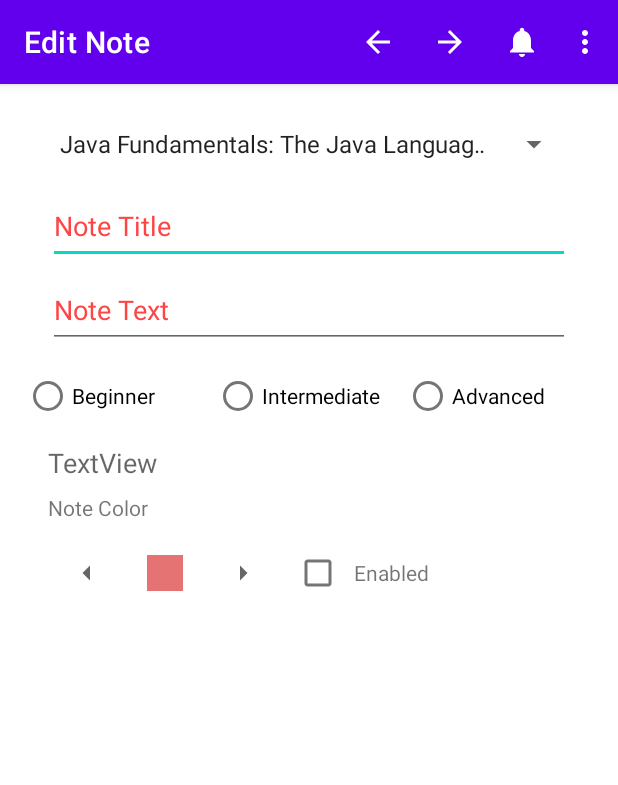
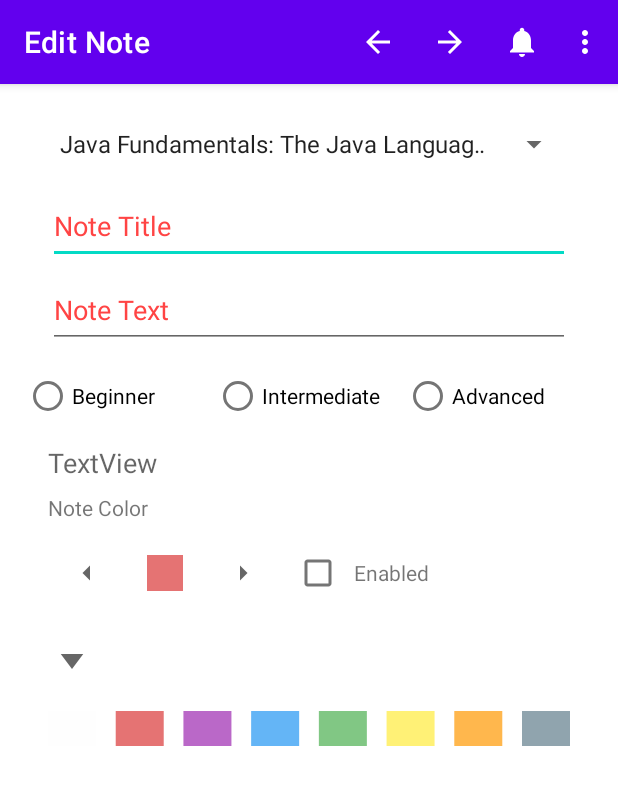
Before and after one commit to MohamedMohy9192/note-keeper, an Android app: the NoteActivity screen opened directly, with no data from a screen before it, on a phone screen of 412 x 824 dp. Shown: the top 785 px of the screen. Run offline under Robolectric (Android 15) with nearby library versions, the phone set to English and light mode, and no system bars; our stand-ins replace Room's generated code.

Commit message:
Create cutsom color slider view

```diff
--- /dev/null
+++ b/app/src/main/java/com/androideradev/www/notekeeper/ColorSlider.kt
@@ -0,0 +1,64 @@
+package com.androideradev.www.notekeeper
+
+import android.content.Context
+import android.graphics.Canvas
+import android.graphics.Color
+import android.graphics.Paint
+import android.util.AttributeSet
+import androidx.appcompat.content.res.AppCompatResources
+import androidx.appcompat.widget.AppCompatSeekBar
+import androidx.core.content.ContextCompat
+
+
+class ColorSlider @JvmOverloads constructor(
+    context: Context, attrs: AttributeSet? = null, defStyleAttr: Int = R.attr.seekBarStyle,
+) : AppCompatSeekBar(context, attrs, defStyleAttr) {
+
+    private var colors: ArrayList<Int> = arrayListOf(Color.RED, Color.YELLOW, Color.BLUE)
+
+    init {
+        val typedArray = context.obtainStyledAttributes(attrs, R.styleable.ColorSlider)
+        try {
+            colors = typedArray.getTextArray(R.styleable.ColorSlider_colors)
+                .map {
+                    Color.parseColor(it.toString())
+                } as ArrayList<Int>
+        } finally {
+            typedArray.recycle()
+        }
+        colors.add(0, android.R.color.transparent)
+        max = colors.size - 1
+        progressBackgroundTintList =
+            ContextCompat.getColorStateList(context, android.R.color.transparent)
+        progressTintList = ContextCompat.getColorStateList(context, android.R.color.transparent)
+        splitTrack = false
+
+        setPadding(paddingLeft, paddingTop, paddingRight, paddingBottom + 50)
+        thumb = AppCompatResources.getDrawable(context, R.drawable.ic_arrow_down_24)
+    }
+
+    override fun onDraw(canvas: Canvas?) {
+        super.onDraw(canvas)
+        canvas?.let {
+            val count = colors.size
+            val saveCount = canvas.save()
+            canvas.translate(paddingLeft.toFloat(), (height / 2).toFloat() + 50f)
+            if (count > 1) {
+                for (i in 0 until count) {
+                    val w = 48f
+                    val h = 48f
+                    val halfW = if (w >= 0) w / 2f else 1f
+                    val halfH = if (h >= 0) h / 2f else 1f
+
+                    val spacing = (width - paddingLeft - paddingRight) / (count - 1).toFloat()
+                    val paint = Paint()
+                    paint.color = colors[i]
+                    canvas.drawRect(-halfW, -halfH, halfW, halfH, paint)
+                    canvas.translate(spacing, 0f)
+                }
+                canvas.restoreToCount(saveCount)
+            }
+        }
+    }
+
+}
--- /dev/null
+++ b/app/src/main/res/drawable/ic_arrow_down_24.xml
@@ -0,0 +1,10 @@
+<vector xmlns:android="http://schemas.android.com/apk/res/android"
+    android:width="36dp"
+    android:height="48dp"
+    android:viewportWidth="24"
+    android:viewportHeight="24"
+    android:tint="?attr/colorControlNormal">
+  <path
+      android:fillColor="@android:color/white"
+      android:pathData="M7,10l5,5 5,-5z"/>
+</vector>
--- a/app/src/main/res/layout/content_note.xml
+++ b/app/src/main/res/layout/content_note.xml
@@ -118,9 +118,21 @@
         android:layout_marginStart="32dp"
         android:layout_marginTop="8dp"
         android:layout_marginEnd="32dp"
+        app:colors="@array/note_color_selector_array"
         app:layout_constraintEnd_toEndOf="parent"
         app:layout_constraintStart_toStartOf="parent"
-        app:layout_constraintTop_toBottomOf="@+id/textView2"
-        app:colors="@array/note_color_selector_array"/>
+        app:layout_constraintTop_toBottomOf="@+id/textView2" />
+
+    <com.androideradev.www.notekeeper.ColorSlider
+        android:id="@+id/color_selector_seek_bar"
+        android:layout_width="0dp"
+        android:layout_height="wrap_content"
+        android:layout_marginStart="32dp"
+        android:layout_marginTop="8dp"
+        android:layout_marginEnd="32dp"
+        app:colors="@array/note_color_selector_array"
+        app:layout_constraintEnd_toEndOf="parent"
+        app:layout_constraintStart_toStartOf="parent"
+        app:layout_constraintTop_toBottomOf="@+id/color_selector_view" />
 
 </androidx.constraintlayout.widget.ConstraintLayout>
--- a/app/src/main/res/values/attrs.xml
+++ b/app/src/main/res/values/attrs.xml
@@ -4,8 +4,11 @@
         <attr name="appWidgetInnerRadius" format="dimension" />
         <attr name="appWidgetRadius" format="dimension" />
     </declare-styleable>
-
+    <attr name="colors" format="reference" />
     <declare-styleable name="ColorSelector">
-        <attr name="colors" format="reference" />
+        <attr name="colors"/>
+    </declare-styleable>
+    <declare-styleable name="ColorSlider">
+        <attr name="colors"/>
     </declare-styleable>
 </resources>
```
